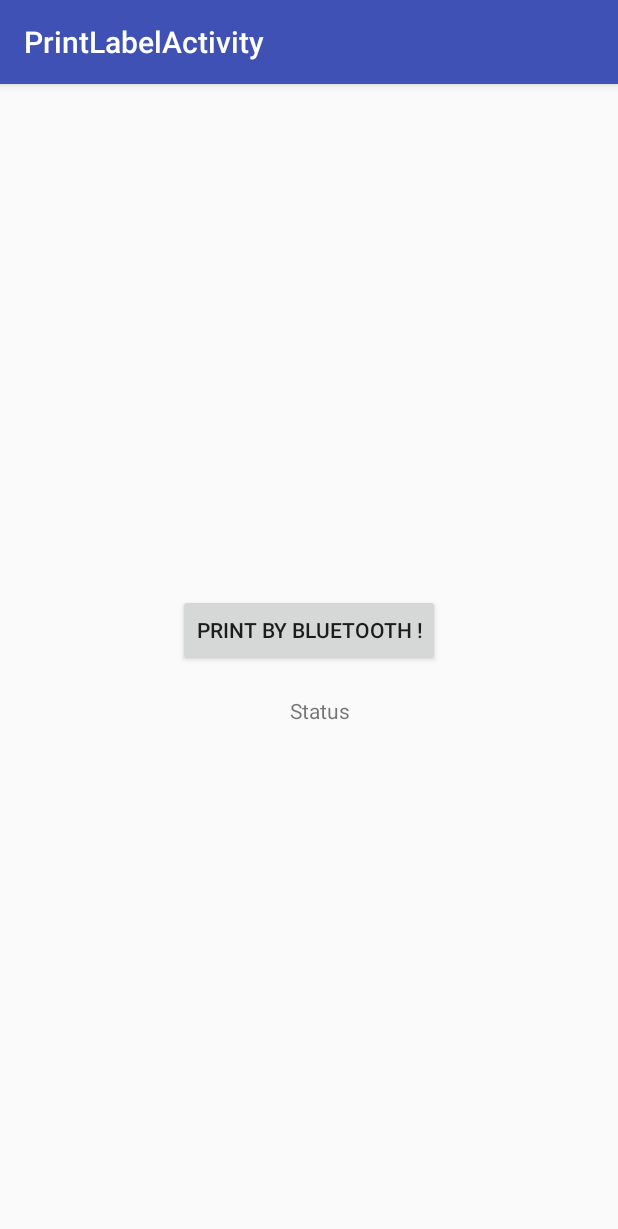
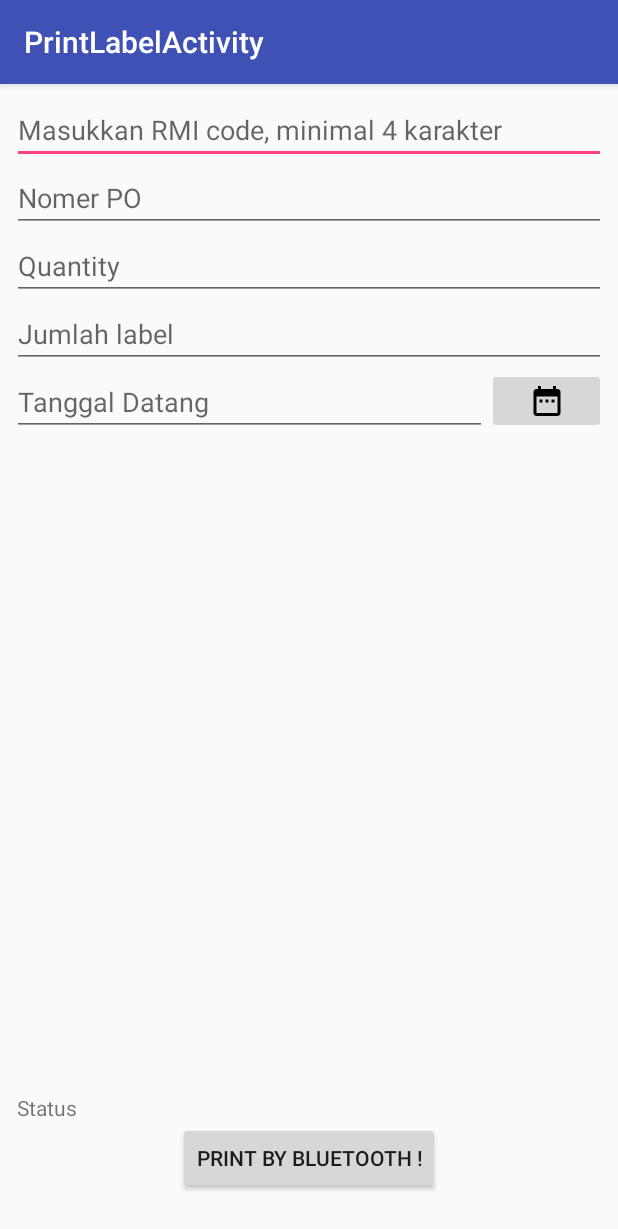
Before and after one commit to pandigresik/inventoryApp, an Android app: the PrintLabelActivity screen opened directly, with no data from a screen before it, on a phone screen of 412 x 824 dp. Shown: the top 1229 px of the screen. Run offline under Robolectric (Android 15) with nearby library versions, the phone set to English and light mode, and no system bars; our stand-ins replace ButterKnife; libraries missing offline, so code that uses them is left out: com.dantsu.escposprinter, pub.devrel.easypermissions; 1 statement that could not run was skipped.

```diff
--- /dev/null
+++ b/app/src/main/java/com/asligresik/inventoryApp/activity/DelayAutoCompleteTextView.java
@@ -0,0 +1,54 @@
+package com.asligresik.inventoryApp.activity;
+
+import android.content.Context;
+import android.os.Handler;
+import android.os.Message;
+import android.util.AttributeSet;
+import android.view.View;
+import android.widget.AutoCompleteTextView;
+import android.widget.ProgressBar;
+
+public class DelayAutoCompleteTextView extends AutoCompleteTextView {
+
+    private static final int MESSAGE_TEXT_CHANGED = 100;
+    private static final int DEFAULT_AUTOCOMPLETE_DELAY = 750;
+
+    private int mAutoCompleteDelay = DEFAULT_AUTOCOMPLETE_DELAY;
+    private ProgressBar mLoadingIndicator;
+
+    private final Handler mHandler = new Handler() {
+        @Override
+        public void handleMessage(Message msg) {
+            DelayAutoCompleteTextView.super.performFiltering((CharSequence) msg.obj, msg.arg1);
+        }
+    };
+
+    public DelayAutoCompleteTextView(Context context, AttributeSet attrs) {
+        super(context, attrs);
+    }
+
+    public void setLoadingIndicator(ProgressBar progressBar) {
+        mLoadingIndicator = progressBar;
+    }
+
+    public void setAutoCompleteDelay(int autoCompleteDelay) {
+        mAutoCompleteDelay = autoCompleteDelay;
+    }
+
+    @Override
+    protected void performFiltering(CharSequence text, int keyCode) {
+        if (mLoadingIndicator != null) {
+            mLoadingIndicator.setVisibility(View.VISIBLE);
+        }
+        mHandler.removeMessages(MESSAGE_TEXT_CHANGED);
+        mHandler.sendMessageDelayed(mHandler.obtainMessage(MESSAGE_TEXT_CHANGED, text), mAutoCompleteDelay);
+    }
+
+    @Override
+    public void onFilterComplete(int count) {
+        if (mLoadingIndicator != null) {
+            mLoadingIndicator.setVisibility(View.GONE);
+        }
+        super.onFilterComplete(count);
+    }
+}
--- a/app/src/main/java/com/asligresik/inventoryApp/activity/PrintLabelActivity.java
+++ b/app/src/main/java/com/asligresik/inventoryApp/activity/PrintLabelActivity.java
@@ -1,37 +1,34 @@
 package com.asligresik.inventoryApp.activity;
-
-import androidx.annotation.NonNull;
-import androidx.appcompat.app.AppCompatActivity;
-import androidx.core.app.ActivityCompat;
-import androidx.core.content.ContextCompat;
 
 import android.Manifest;
 import android.annotation.SuppressLint;
 import android.app.AlertDialog;
-import android.app.PendingIntent;
+import android.app.DatePickerDialog;
+import android.app.ProgressDialog;
 import android.bluetooth.BluetoothAdapter;
 import android.bluetooth.BluetoothDevice;
-import android.content.BroadcastReceiver;
 import android.content.Context;
 import android.content.Intent;
-import android.content.IntentFilter;
-import android.content.pm.PackageManager;
-import android.hardware.usb.UsbDevice;
-import android.hardware.usb.UsbManager;
 import android.os.Bundle;
 import android.util.DisplayMetrics;
 import android.util.Log;
 import android.view.View;
+import android.widget.AdapterView;
+import android.widget.ArrayAdapter;
+import android.widget.AutoCompleteTextView;
 import android.widget.Button;
+import android.widget.DatePicker;
 import android.widget.EditText;
+import android.widget.ProgressBar;
 import android.widget.TextView;
 import android.widget.Toast;
 
+import com.asligresik.inventoryApp.adapter.GoodReceiptSearchAdapter;
+import com.asligresik.inventoryApp.model.MrItem;
+import com.asligresik.inventoryApp.model.ResponseSaveGoodReceipt;
+import com.asligresik.inventoryApp.model.RmiGoodReceipt;
 import com.dantsu.escposprinter.EscPosPrinter;
 import com.dantsu.escposprinter.connection.DeviceConnection;
-import com.dantsu.escposprinter.connection.tcp.TcpConnection;
-import com.dantsu.escposprinter.connection.usb.UsbConnection;
-import com.dantsu.escposprinter.connection.usb.UsbPrintersConnections;
 import com.dantsu.escposprinter.exceptions.EscPosBarcodeException;
 import com.dantsu.escposprinter.exceptions.EscPosConnectionException;
 import com.dantsu.escposprinter.exceptions.EscPosEncodingException;
@@ -39,10 +36,10 @@ import com.dantsu.escposprinter.exceptions.EscPosParserException;
 import com.dantsu.escposprinter.textparser.PrinterTextParserImg;
 import com.asligresik.inventoryApp.async.AsyncBluetoothEscPosPrint;
 import com.asligresik.inventoryApp.async.AsyncEscPosPrinter;
-import com.asligresik.inventoryApp.async.AsyncTcpEscPosPrint;
-import com.asligresik.inventoryApp.async.AsyncUsbEscPosPrint;
 
 import java.text.SimpleDateFormat;
+import java.util.ArrayList;
+import java.util.Calendar;
 import java.util.Date;
 import java.util.List;
 
@@ -51,8 +48,12 @@ import com.zj.btsdk.BluetoothService;
 
 import butterknife.BindView;
 import butterknife.ButterKnife;
+import butterknife.OnClick;
 import pub.devrel.easypermissions.AfterPermissionGranted;
 import pub.devrel.easypermissions.EasyPermissions;
+import retrofit2.Call;
+import retrofit2.Callback;
+import retrofit2.Response;
 
 public class PrintLabelActivity extends BaseActivity implements EasyPermissions.PermissionCallbacks,BluetoothHandler.HandlerInterface {
     public static final int RC_BLUETOOTH = 0;
@@ -62,13 +63,28 @@ public class PrintLabelActivity extends BaseActivity implements EasyPermissions.
     private final String TAG = PrintLabelActivity.class.getSimpleName();
     private BluetoothService mService = null;
     private boolean isPrinterReady = false;
+    private Context mContext;
+    private ArrayAdapter<String> poAdapter;
+
+    ProgressDialog loading;
 
     @BindView(R.id.tv_status)
     TextView tvStatus;
+    @BindView(R.id.etTglDatang)
+    EditText etTglDatang;
+    @BindView(R.id.acRmi)
+    DelayAutoCompleteTextView acRmi;
+    @BindView(R.id.acPoNumber)
+    AutoCompleteTextView acPoNumber;
+    @BindView(R.id.etLabelQuantity)
+    EditText etLabelQuantity;
+    @BindView(R.id.pb_loading_indicator)
+    ProgressBar loadingIndicator;
     @Override
     protected void onCreate(Bundle savedInstanceState) {
         super.onCreate(savedInstanceState);
         setContentView(R.layout.activity_print_label);
+        mContext = this;
         ButterKnife.bind(this);
         Button button = (Button) this.findViewById(R.id.button_bluetooth);
         button.setOnClickListener(new View.OnClickListener() {
@@ -78,8 +94,41 @@ public class PrintLabelActivity extends BaseActivity implements EasyPermissions.
             }
         });
         setupBluetooth();
+        poAdapter = new ArrayAdapter<String>(this, android.R.layout.simple_dropdown_item_1line,new ArrayList<String>());
+        acPoNumber.setAdapter(poAdapter);
+        acRmi.setAdapter(new GoodReceiptSearchAdapter(mContext));
+        acRmi.setThreshold(4);
+        acRmi.setLoadingIndicator(loadingIndicator);
+        acRmi.setOnItemClickListener(new AdapterView.OnItemClickListener() {
+            @Override
+            public void onItemClick(AdapterView<?> parent, View view, int position, long id) {
+                RmiGoodReceipt rmi = (RmiGoodReceipt) parent.getItemAtPosition(position);
+                poAdapter.clear();
+                poAdapter.addAll(rmi.getPo());
+                poAdapter.notifyDataSetChanged();
+                acRmi.setText(rmi.getRmi());
+            }
+        });
     }
+    @OnClick(R.id.tglDatangBtn)
+    public void showDatePicker(){
+        Calendar calendar = Calendar.getInstance();
+        int Year, Month, Day;
+        Year = calendar.get(Calendar.YEAR);
+        Month = calendar.get(Calendar.MONTH);
+        Day = calendar.get(Calendar.DAY_OF_MONTH);
 
+        DatePickerDialog datePickerDialog = new DatePickerDialog(this, new DatePickerDialog.OnDateSetListener() {
+            @Override
+            public void onDateSet(DatePicker datePicker, int year, int month, int date) {
+                String monthStr = String.format("%02d",(month+1));
+                String dateStr = String.format("%02d",date);
+                etTglDatang.setText(""+year+"-"+monthStr+"-"+dateStr);
+            }
+        },Year,Month,Day);
+
+        datePickerDialog.show();
+    }
     @AfterPermissionGranted(RC_BLUETOOTH)
     private void setupBluetooth() {
         String[] params = {Manifest.permission.BLUETOOTH, Manifest.permission.BLUETOOTH_ADMIN};
@@ -152,8 +201,39 @@ public class PrintLabelActivity extends BaseActivity implements EasyPermissions.
             return;
         }
         if (isPrinterReady) {
+            String rmi = acRmi.getText().toString();
+            String po = acPoNumber.getText().toString();
+            String jmllabel = etLabelQuantity.getText().toString();
+            String tgl = etTglDatang.getText().toString();
+            String qty = "1000";
+            loading = ProgressDialog.show(mContext, null, "Harap Tunggu...", true, false);
+            getmApiService().saveGoodReceipt(rmi, po, tgl, jmllabel, qty).enqueue(new Callback<ResponseSaveGoodReceipt>() {
+                @Override
+                public void onResponse(Call<ResponseSaveGoodReceipt> call, Response<ResponseSaveGoodReceipt> response) {
+                    if (response.isSuccessful()){
+                        loading.dismiss();
+                        String message = response.body().getMessage();
+                        Integer status = response.body().getStatus();
+                        if (status == 1) {
+                            String printText = response.body().getPrintText();
+                            loading.dismiss();
+                            new AsyncBluetoothEscPosPrint(mContext).execute(getAsyncEscPosPrinter(null, printText));
+                            Toast.makeText(mContext,"Cetak "+printText, Toast.LENGTH_SHORT).show();
+                        }
+                    } else {
+                        loading.dismiss();
+                        Toast.makeText(mContext, "Gagal menyimpan good receipt", Toast.LENGTH_SHORT).show();
+                    }
+                }
+
+                @Override
+                public void onFailure(Call<ResponseSaveGoodReceipt> call, Throwable t) {
+                    loading.dismiss();
+                    Toast.makeText(mContext, "Koneksi bermasalah ketika menyimpan good receipt", Toast.LENGTH_SHORT).show();
+                }
+            });
             // this.printIt(BluetoothPrintersConnections.selectFirstPaired());
-            new AsyncBluetoothEscPosPrint(this).execute(this.getAsyncEscPosPrinter(null));
+            // new AsyncBluetoothEscPosPrint(this).execute(this.getAsyncEscPosPrinter(null));
         } else {
             if (mService.isBTopen())
                 startActivityForResult(new Intent(this, DeviceActivity.class), RC_CONNECT_DEVICE);
@@ -171,33 +251,6 @@ public class PrintLabelActivity extends BaseActivity implements EasyPermissions.
             }
         }
     }
-    /*==============================================================================================
-    ===========================================USB PART=============================================
-    ==============================================================================================*/
-
-    private static final String ACTION_USB_PERMISSION = "com.android.example.USB_PERMISSION";
-    private final BroadcastReceiver usbReceiver = new BroadcastReceiver() {
-        public void onReceive(Context context, Intent intent) {
-            String action = intent.getAction();
-            if (PrintLabelActivity.ACTION_USB_PERMISSION.equals(action)) {
-                synchronized (this) {
-                    UsbManager usbManager = (UsbManager) getSystemService(Context.USB_SERVICE);
-                    UsbDevice usbDevice = (UsbDevice) intent.getParcelableExtra(UsbManager.EXTRA_DEVICE);
-                    if (intent.getBooleanExtra(UsbManager.EXTRA_PERMISSION_GRANTED, false)) {
-                        if (usbManager != null && usbDevice != null) {
-                            // printIt(new UsbConnection(usbManager, usbDevice));
-                            new AsyncUsbEscPosPrint(context)
-                                    .execute(getAsyncEscPosPrinter(new UsbConnection(usbManager, usbDevice)));
-                        }
-                    }
-                }
-            }
-        }
-    };
-
-    /*==============================================================================================
-    =========================================TCP PART===============================================
-    ==============================================================================================*/
 
     /*==============================================================================================
     ===================================ESC/POS PRINTER PART=========================================
@@ -273,38 +326,38 @@ public class PrintLabelActivity extends BaseActivity implements EasyPermissions.
      * Asynchronous printing
      */
     @SuppressLint("SimpleDateFormat")
-    public AsyncEscPosPrinter getAsyncEscPosPrinter(DeviceConnection printerConnection) {
+    public AsyncEscPosPrinter getAsyncEscPosPrinter(DeviceConnection printerConnection, String printText) {
         SimpleDateFormat format = new SimpleDateFormat("'on' yyyy-MM-dd 'at' HH:mm:ss");
-        AsyncEscPosPrinter printer = new AsyncEscPosPrinter(printerConnection, 203, 48f, 32);
-
-        return printer.setTextToPrint(
-                "[C]<img>" + PrinterTextParserImg.bitmapToHexadecimalString(printer, this.getApplicationContext().getResources().getDrawableForDensity(R.drawable.logo, DisplayMetrics.DENSITY_MEDIUM)) + "</img>\n" +
-                        "[L]\n" +
-                        "[C]<u><font size='big'>ORDER N°045</font></u>\n" +
-                        "[C]<font size='small'>" + format.format(new Date()) + "</font>\n" +
-                        "[L]\n" +
-                        "[C]================================\n" +
-                        "[L]\n" +
-                        "[L]<b>BEAUTIFUL SHIRT</b>[R]9.99e\n" +
-                        "[L]  + Size : S\n" +
-                        "[L]\n" +
-                        "[L]<b>AWESOME HAT</b>[R]24.99e\n" +
-                        "[L]  + Size : 57/58\n" +
-                        "[L]\n" +
-                        "[C]--------------------------------\n" +
-                        "[R]TOTAL PRICE :[R]34.98e\n" +
-                        "[R]TAX :[R]4.23e\n" +
-                        "[L]\n" +
-                        "[C]================================\n" +
-                        "[L]\n" +
-                        "[L]<font size='tall'>Customer :</font>\n" +
-                        "[L]Raymond DUPONT\n" +
-                        "[L]5 rue des girafes\n" +
-                        "[L]31547 PERPETES\n" +
-                        "[L]Tel : +33801201456\n" +
-                        "[L]\n" +
-                        "[C]<barcode type='ean13' height='10'>831254784551</barcode>\n" +
-                        "[C]<qrcode size='20'>http://www.developpeur-web.dantsu.com/</qrcode>\n"
-        );
+        AsyncEscPosPrinter printer = new AsyncEscPosPrinter(printerConnection, 220, 58f, 45);
+        return printer.setTextToPrint(printText);
+//        return printer.setTextToPrint(
+//                "[C]<img>" + PrinterTextParserImg.bitmapToHexadecimalString(printer, this.getApplicationContext().getResources().getDrawableForDensity(R.drawable.logo, DisplayMetrics.DENSITY_MEDIUM)) + "</img>\n" +
+//                        "[L]\n" +
+//                        "[C]<u><font size='big'>ORDER N°045</font></u>\n" +
+//                        "[C]<font size='small'>" + format.format(new Date()) + "</font>\n" +
+//                        "[L]\n" +
+//                        "[C]================================\n" +
+//                        "[L]\n" +
+//                        "[L]<b>BEAUTIFUL SHIRT</b>[R]9.99e\n" +
+//                        "[L]  + Size : S\n" +
+//                        "[L]\n" +
+//                        "[L]<b>AWESOME HAT</b>[R]24.99e\n" +
+//                        "[L]  + Size : 57/58\n" +
+//                        "[L]\n" +
+//                        "[C]--------------------------------\n" +
+//                        "[R]TOTAL PRICE :[R]34.98e\n" +
+//                        "[R]TAX :[R]4.23e\n" +
+//                        "[L]\n" +
+//                        "[C]================================\n" +
+//                        "[L]\n" +
+//                        "[L]<font size='tall'>Customer :</font>\n" +
+//                        "[L]Raymond DUPONT\n" +
+//                        "[L]5 rue des girafes\n" +
+//                        "[L]31547 PERPETES\n" +
+//                        "[L]Tel : +33801201456\n" +
+//                        "[L]\n" +
+//                        "[C]<barcode type='ean13' height='10'>831254784551</barcode>\n" +
+//                        "[C]<qrcode size='20'>http://www.developpeur-web.dantsu.com/</qrcode>\n"
+//        );
     }
 }
--- a/app/src/main/java/com/asligresik/inventoryApp/util/api/BaseApiService.java
+++ b/app/src/main/java/com/asligresik/inventoryApp/util/api/BaseApiService.java
@@ -4,7 +4,9 @@ import com.asligresik.inventoryApp.model.ResponseHistory;
 import com.asligresik.inventoryApp.model.ResponseKategoriMr;
 import com.asligresik.inventoryApp.model.ResponseMr;
 import com.asligresik.inventoryApp.model.ResponseOutstandingRmiItem;
+import com.asligresik.inventoryApp.model.ResponseRmiGoodReceipt;
 import com.asligresik.inventoryApp.model.ResponseRmiItem;
+import com.asligresik.inventoryApp.model.ResponseSaveGoodReceipt;
 import com.asligresik.inventoryApp.model.ResponseStock;
 import com.asligresik.inventoryApp.model.ResponseStockRmiItem;
 
@@ -71,6 +73,13 @@ public interface BaseApiService {
     @GET("stock/stockItemRmi")
     Call<ResponseOutstandingRmiItem> getStockItemRmi();
 
+    @GET("goodReceipt/rmiSearch")
+    Call<ResponseRmiGoodReceipt> getRmiSearch(@Query("rmi") String rmi);
+
+    @FormUrlEncoded
+    @POST("goodReceipt/save")
+    Call<ResponseSaveGoodReceipt> saveGoodReceipt(@Field("rmi") String rmi, @Field("po") String po, @Field("tgl") String tgl, @Field("jmllabel") String jmllabel, @Field("qty") String qty);
+
     // Fungsi ini untuk memanggil API http://10.0.2.2/mahasiswa/register.php
     @FormUrlEncoded
     @POST("register.php")
--- a/app/src/main/res/layout/activity_print_label.xml
+++ b/app/src/main/res/layout/activity_print_label.xml
@@ -1,15 +1,28 @@
 <?xml version="1.0" encoding="utf-8"?>
 <androidx.constraintlayout.widget.ConstraintLayout xmlns:android="http://schemas.android.com/apk/res/android"
+    xmlns:app="http://schemas.android.com/apk/res-auto"
     xmlns:tools="http://schemas.android.com/tools"
     android:layout_width="match_parent"
     android:layout_height="match_parent"
+    android:padding="@dimen/default_gap"
     tools:context=".activity.PrintLabelActivity">
 
     <LinearLayout
+        android:id="@+id/blockBtnPrint"
         android:layout_width="match_parent"
-        android:layout_height="match_parent"
+        android:layout_height="wrap_content"
         android:gravity="center"
-        android:orientation="vertical">
+        android:orientation="vertical"
+        app:layout_constraintBottom_toBottomOf="parent"
+        app:layout_constraintEnd_toEndOf="parent"
+        app:layout_constraintStart_toStartOf="parent">
+
+        <TextView
+            android:id="@+id/tv_status"
+            android:textAlignment="center"
+            android:layout_width="match_parent"
+            android:layout_height="wrap_content"
+            android:text=" Status " />
 
         <Button
             android:id="@+id/button_bluetooth"
@@ -18,22 +31,69 @@
             android:layout_marginBottom="20dp"
             android:text="Print by bluetooth !" />
 
-
-        <LinearLayout
-            android:layout_width="wrap_content"
-            android:layout_height="wrap_content"
-            android:gravity="center"
-            android:orientation="horizontal">
-
-            <TextView
-                android:id="@+id/tv_status"
-                android:layout_width="wrap_content"
-                android:layout_height="wrap_content"
-                android:layout_marginLeft="20dp"
-                android:layout_marginRight="5dp"
-                android:text=" Status " />
-        </LinearLayout>
-
     </LinearLayout>
 
+    <com.asligresik.inventoryApp.activity.DelayAutoCompleteTextView
+        android:id="@+id/acRmi"
+        android:layout_width="match_parent"
+        android:layout_height="wrap_content"
+        android:hint="Masukkan RMI code, minimal 4 karakter"
+        app:layout_constraintStart_toStartOf="parent"
+        app:layout_constraintTop_toTopOf="parent" />
+    <androidx.core.widget.ContentLoadingProgressBar
+        android:id="@+id/pb_loading_indicator"
+        style="?android:attr/progressBarStyleSmall"
+        app:layout_constraintTop_toTopOf="@+id/acRmi"
+        app:layout_constraintStart_toEndOf="@+id/acRmi"
+        android:layout_width="wrap_content"
+        android:layout_height="wrap_content"
+        android:layout_gravity="center_vertical|right"
+        android:layout_marginRight="@dimen/default_gap"
+        android:visibility="gone"/>
+
+    <AutoCompleteTextView
+        android:id="@+id/acPoNumber"
+        android:hint="Nomer PO"
+        app:layout_constraintStart_toStartOf="parent"
+        app:layout_constraintTop_toBottomOf="@+id/acRmi"
+        android:layout_width="match_parent"
+        android:layout_height="wrap_content" />
+
+    <EditText
+        android:id="@+id/etQuantity"
+        android:hint="Quantity"
+        app:layout_constraintStart_toStartOf="parent"
+        app:layout_constraintTop_toBottomOf="@+id/acPoNumber"
+        android:layout_width="match_parent"
+        android:layout_height="wrap_content" />
+    <EditText
+        android:id="@+id/etLabelQuantity"
+        android:hint="Jumlah label"
+        app:layout_constraintStart_toStartOf="parent"
+        app:layout_constraintTop_toBottomOf="@+id/etQuantity"
+        android:layout_width="match_parent"
+        android:layout_height="wrap_content" />
+    <LinearLayout
+        app:layout_constraintStart_toStartOf="parent"
+        app:layout_constraintTop_toBottomOf="@+id/etLabelQuantity"
+        android:layout_width="match_parent"
+        android:layout_height="wrap_content">
+    <EditText
+        android:id="@+id/etTglDatang"
+        style="@style/Widget.AppCompat.EditText"
+        android:layout_weight="8"
+        android:layout_width="0dp"
+        android:layout_height="wrap_content"
+        android:hint="Tanggal Datang"
+        android:ems="10"
+        android:inputType="date"
+        tools:layout_editor_absoluteX="0dp"
+        tools:layout_editor_absoluteY="46dp" />
+    <androidx.appcompat.widget.AppCompatImageButton
+        android:id="@+id/tglDatangBtn"
+        android:layout_weight="2"
+        android:src="@drawable/ic_date_range_black_24dp"
+        android:layout_width="0dp"
+        android:layout_height="wrap_content" />
+    </LinearLayout>
 </androidx.constraintlayout.widget.ConstraintLayout>
```
Also changed, not shown: app/src/main/java/com/asligresik/inventoryApp/adapter/GoodReceiptSearchAdapter.java (added, +105 -0 lines), app/src/main/java/com/asligresik/inventoryApp/model/ResponseRmiGoodReceipt.java (added, +47 -0 lines), app/src/main/java/com/asligresik/inventoryApp/model/ResponseSaveGoodReceipt.java (added, +47 -0 lines), app/src/main/java/com/asligresik/inventoryApp/model/RmiGoodReceipt.java (added, +29 -0 lines), app/src/main/res/layout/activity_main.xml (+6 -4 lines), app/src/main/res/layout/simple_dropdown_rmi.xml (added, +11 -0 lines), 1 other file.
